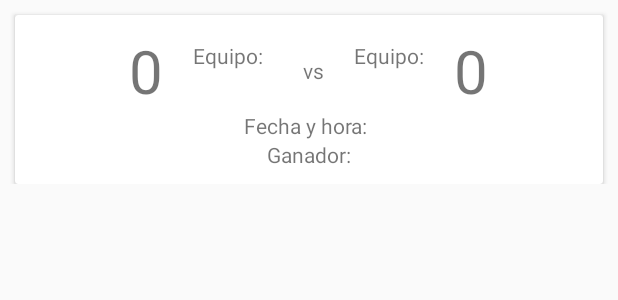
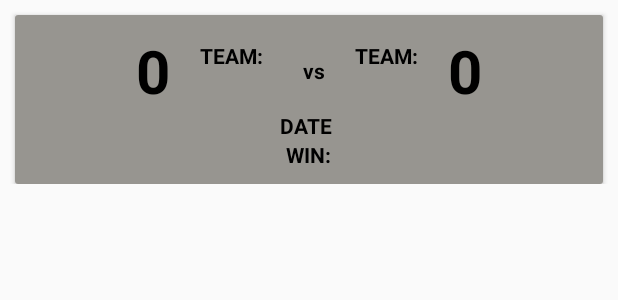
Before and after one commit to estherlaraaaa/PDM_parcial, an Android app: the layout result_game.xml on its own in the app's theme, with its tools: preview values and no code run, on a phone screen of 412 x 824 dp. Shown: the top 300 px of the screen. Run offline under Robolectric (Android 15) with nearby library versions, the phone set to English and light mode, and no system bars.

Commit message:
diseño de tercera pantalla

```diff
--- a/app/src/main/res/layout/list_games.xml
+++ b/app/src/main/res/layout/list_games.xml
@@ -11,6 +11,8 @@
         android:text="Partidos"
         android:textSize="30dp"
         android:gravity="center"
+        android:textColor="@color/colorLetras2"
+        android:textStyle="bold"
         android:layout_width="match_parent"
         android:layout_height="wrap_content" />
     <FrameLayout
--- a/app/src/main/res/layout/opc_inicio.xml
+++ b/app/src/main/res/layout/opc_inicio.xml
@@ -25,12 +25,12 @@
             android:layout_gravity="center"
             android:layout_width="200dp"
             android:layout_height="58dp"
-            android:text="Jugar"
+            android:text="PLAY"
             android:background="@color/colorBtn"/>
     <Button
             android:layout_marginTop="10dp"
             android:id="@+id/btn_ver_game"
-            android:text="Partidos"
+            android:text="GAMES"
             android:layout_width="200dp"
             android:layout_height="63dp"
             android:background="@color/colorBtn2"/>
--- a/app/src/main/res/layout/result_game.xml
+++ b/app/src/main/res/layout/result_game.xml
@@ -8,12 +8,14 @@
         android:layout_width="match_parent"
         android:layout_height="wrap_content"
         android:layout_marginLeft="10dp"
+        android:background="@color/colorcardview"
         android:layout_marginRight="10dp"
         android:layout_marginTop="10dp"
     >
         <LinearLayout
             android:orientation="vertical"
             android:layout_gravity="center"
+            android:background="@color/colorcardview"
             android:layout_width="match_parent"
             android:layout_height="wrap_content">
 
@@ -28,6 +30,8 @@
             android:id="@+id/tv_pointA"
             android:layout_width="wrap_content"
             android:layout_height="wrap_content"
+            android:textColor="@color/colorLetras2"
+            android:textStyle="bold"
             android:layout_marginRight="20dp"
             android:text="0"
             android:textSize="40dp"/>
@@ -37,12 +41,14 @@
             android:layout_height="wrap_content"
             android:gravity="center">
         <TextView
-            android:text="Equipo:  "
+            android:text="TEAM:  "
+            android:textColor="@color/colorLetras2"
+            android:textStyle="bold"
             android:layout_width="wrap_content"
             android:layout_height="wrap_content" />
         <TextView
             android:id="@+id/tv_teamA"
-
+            android:textColor="@color/colorLetras2"
             android:layout_width="wrap_content"
             android:layout_height="wrap_content" />
         </LinearLayout>
@@ -51,18 +57,22 @@
             android:layout_width="wrap_content"
             android:layout_height="wrap_content"
             android:layout_marginLeft="20dp"
+            android:textColor="@color/colorLetras2"
+            android:textStyle="bold"
             android:layout_marginRight="20dp"/>
         <LinearLayout
             android:orientation="vertical"
             android:layout_width="wrap_content"
             android:layout_height="wrap_content">
         <TextView
-            android:text="Equipo:"
+            android:text="TEAM:"
+            android:textColor="@color/colorLetras2"
+            android:textStyle="bold"
             android:layout_width="wrap_content"
             android:layout_height="wrap_content" />
         <TextView
             android:id="@+id/tv_teamB"
-
+            android:textColor="@color/colorLetras2"
             android:layout_width="wrap_content"
             android:layout_height="wrap_content" />
         </LinearLayout>
@@ -72,6 +82,8 @@
             android:layout_height="wrap_content"
             android:layout_marginLeft="20dp"
             android:text="0"
+            android:textColor="@color/colorLetras2"
+            android:textStyle="bold"
             android:textSize="40dp"/>
 
     </LinearLayout>
@@ -81,11 +93,14 @@
                 android:layout_width="wrap_content"
                 android:layout_height="wrap_content">
                 <TextView
-                    android:text="Fecha y hora: "
+                    android:text="DATE "
+                    android:textColor="@color/colorLetras2"
+                    android:textStyle="bold"
                     android:layout_width="wrap_content"
                     android:layout_height="wrap_content" />
             <TextView
                 android:text=""
+                android:textColor="@color/colorLetras2"
                 android:id="@+id/tv_date"
                 android:layout_width="wrap_content"
                 android:layout_height="wrap_content" />
@@ -97,11 +112,14 @@
                 android:layout_height="wrap_content"
                 android:layout_marginBottom="10dp">
                 <TextView
-                    android:text="Ganador:"
+                    android:text="WIN:"
+                    android:textColor="@color/colorLetras2"
+                    android:textStyle="bold"
                     android:layout_width="wrap_content"
                     android:layout_height="wrap_content" />
                 <TextView
                     android:id="@+id/tv_win"
+                    android:textColor="@color/colorLetras2"
                     android:layout_width="wrap_content"
                     android:layout_height="wrap_content" />
             </LinearLayout>
--- a/app/src/main/res/values/colors.xml
+++ b/app/src/main/res/values/colors.xml
@@ -8,5 +8,6 @@
     <color name="colorLetras">#1D12BB</color>
     <color name="colorLetras2">#000000</color>
     <color name="colorfondo">#FCFCFC</color>
+    <color name="colorcardview">#979590</color>
 
 </resources>
```
